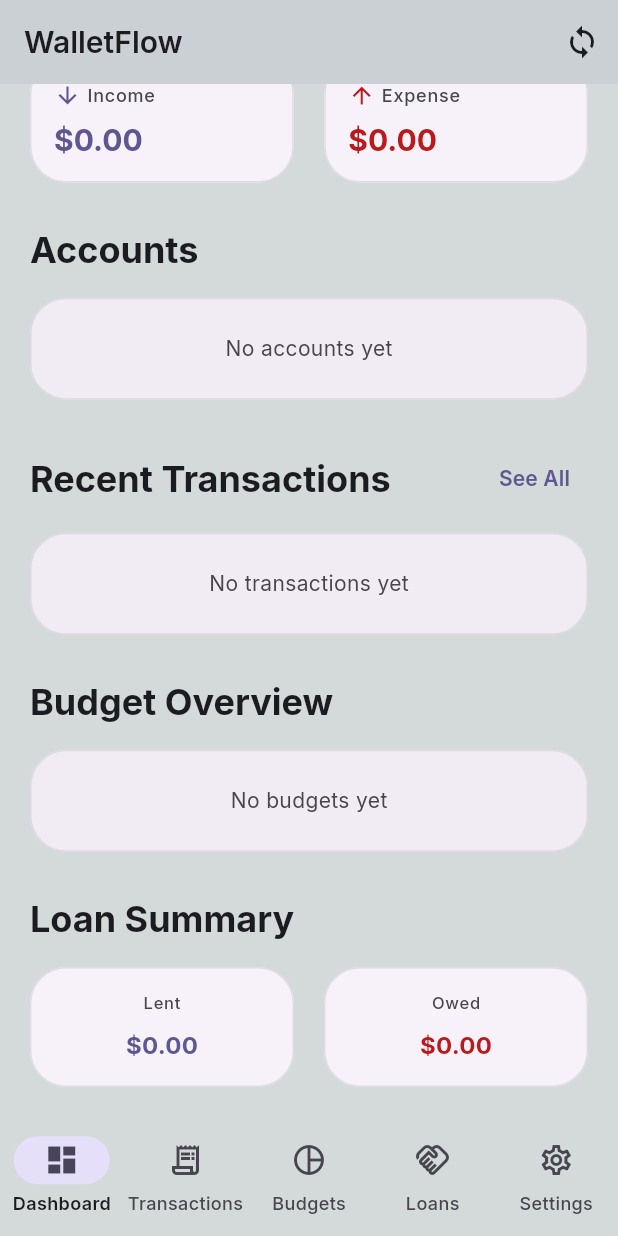
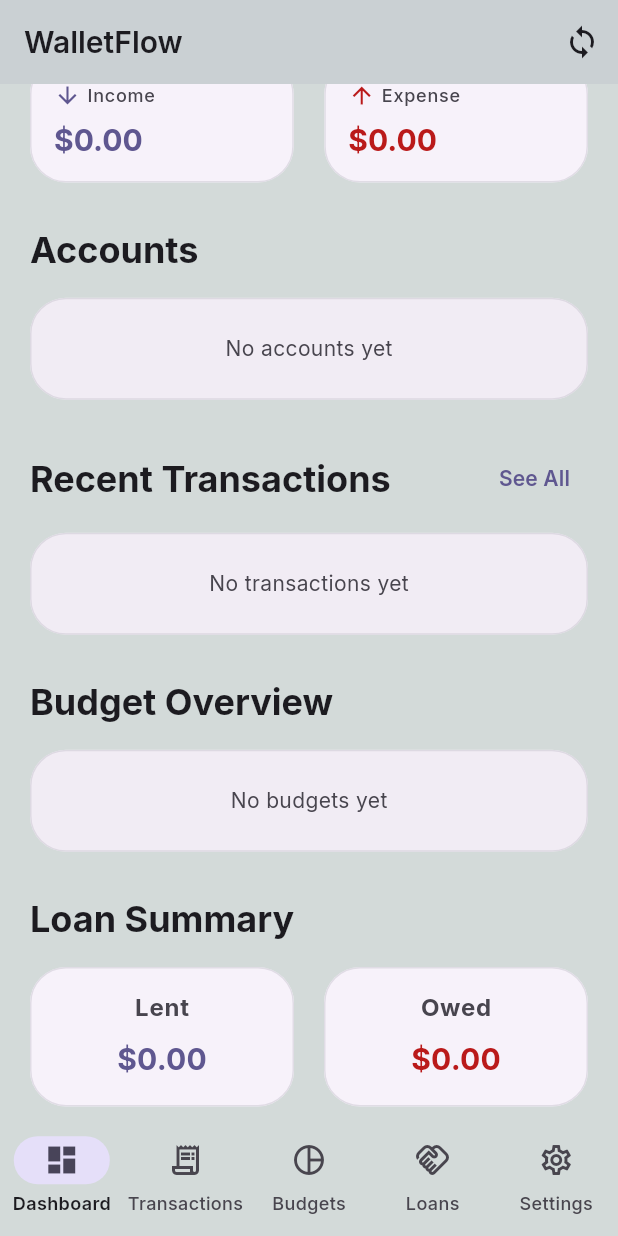
Before and after one commit to irfanekon04/walletflow, a Flutter app: the screen it shows after launch, scrolled down 174 dp, on a phone screen of 412 x 824 dp. Run offline on Flutter 3.47's test engine with Material 3 defaults, Android fonts, the phone set to English and light mode, and no system bars; drawn by our look-alikes of dynamic_color; our stand-ins replace flutter_dotenv, get, google_fonts, hive, hive_flutter, supabase_flutter; accounts and stored records are empty.

Commit message:
fixed dropdown button theme

```diff
--- a/lib/app/theme/app_theme.dart
+++ b/lib/app/theme/app_theme.dart
@@ -1,6 +1,5 @@
 import 'package:flutter/material.dart';
 import 'package:google_fonts/google_fonts.dart';
-import 'package:get/get.dart';
 
 class AppTheme {
   // User provided palette
@@ -46,15 +45,14 @@ class AppTheme {
           fontSize: 32,
           letterSpacing: -0.5,
         ),
-        headlineLarge: GoogleFonts.inter(
+        headlineMedium: GoogleFonts.inter(
           fontWeight: FontWeight.w600,
-          fontSize: 24,
+          fontSize: 28,
+          color: colorScheme.onSurface,
         ),
         headlineSmall: GoogleFonts.inter(
           fontWeight: FontWeight.bold,
-          color: Get.isDarkMode
-              ? colorScheme.onSurfaceVariant
-              : colorScheme.onSurface,
+          color: colorScheme.onSurface,
         ),
         titleLarge: GoogleFonts.inter(
           fontWeight: FontWeight.w600,
@@ -92,6 +90,7 @@ class AppTheme {
       ),
       menuTheme: MenuThemeData(
         style: MenuStyle(
+          padding: const WidgetStatePropertyAll(EdgeInsets.all(8)),
           shape: WidgetStatePropertyAll(
             RoundedRectangleBorder(borderRadius: BorderRadius.circular(16)),
           ),
@@ -100,6 +99,7 @@ class AppTheme {
       ),
       dropdownMenuTheme: DropdownMenuThemeData(
         menuStyle: MenuStyle(
+          padding: const WidgetStatePropertyAll(EdgeInsets.all(8)),
           shape: WidgetStatePropertyAll(
             RoundedRectangleBorder(borderRadius: BorderRadius.circular(16)),
           ),
--- a/lib/features/dashboard/presentation/pages/dashboard_page.dart
+++ b/lib/features/dashboard/presentation/pages/dashboard_page.dart
@@ -276,6 +276,8 @@ class DashboardPage extends StatelessWidget {
                           format.format(account.balance),
                           style: theme.textTheme.titleLarge?.copyWith(
                             fontWeight: FontWeight.bold,
+                            fontSize: 24 * context.responsiveFontSize,
+                            color: theme.colorScheme.primary,
                           ),
                         ),
                       ],
@@ -471,8 +473,9 @@ class DashboardPage extends StatelessWidget {
                     child: LinearProgressIndicator(
                       value: percent.clamp(0.0, 1.0),
                       minHeight: 8 * context.responsiveFontSize,
-                      backgroundColor:
-                          theme.colorScheme.surfaceContainerHighest,
+                      backgroundColor: theme.colorScheme.onSurface.withValues(
+                        alpha: .3,
+                      ),
                       valueColor: AlwaysStoppedAnimation<Color>(
                         isOver
                             ? theme.colorScheme.error
@@ -522,6 +525,8 @@ class DashboardPage extends StatelessWidget {
                           AppStrings.lent,
                           style: theme.textTheme.labelSmall?.copyWith(
                             color: theme.colorScheme.onSurfaceVariant,
+                            fontWeight: FontWeight.bold,
+                            fontSize: 16 * context.responsiveFontSize,
                           ),
                         ),
                         const SizedBox(height: 8),
@@ -530,6 +535,7 @@ class DashboardPage extends StatelessWidget {
                           style: theme.textTheme.titleMedium?.copyWith(
                             fontWeight: FontWeight.bold,
                             color: theme.colorScheme.primary,
+                            fontSize: 20 * context.responsiveFontSize,
                           ),
                         ),
                       ],
@@ -549,6 +555,8 @@ class DashboardPage extends StatelessWidget {
                           AppStrings.owed,
                           style: theme.textTheme.labelSmall?.copyWith(
                             color: theme.colorScheme.onSurfaceVariant,
+                            fontWeight: FontWeight.bold,
+                            fontSize: 16 * context.responsiveFontSize,
                           ),
                         ),
                         const SizedBox(height: 8),
@@ -557,6 +565,7 @@ class DashboardPage extends StatelessWidget {
                           style: theme.textTheme.titleMedium?.copyWith(
                             fontWeight: FontWeight.bold,
                             color: theme.colorScheme.error,
+                            fontSize: 20 * context.responsiveFontSize,
                           ),
                         ),
                       ],
```
Also changed, not shown: lib/features/budgets/presentation/pages/budgets_page.dart (+21 -5 lines), lib/features/transactions/presentation/pages/transactions_page.dart (+27 -4 lines).
